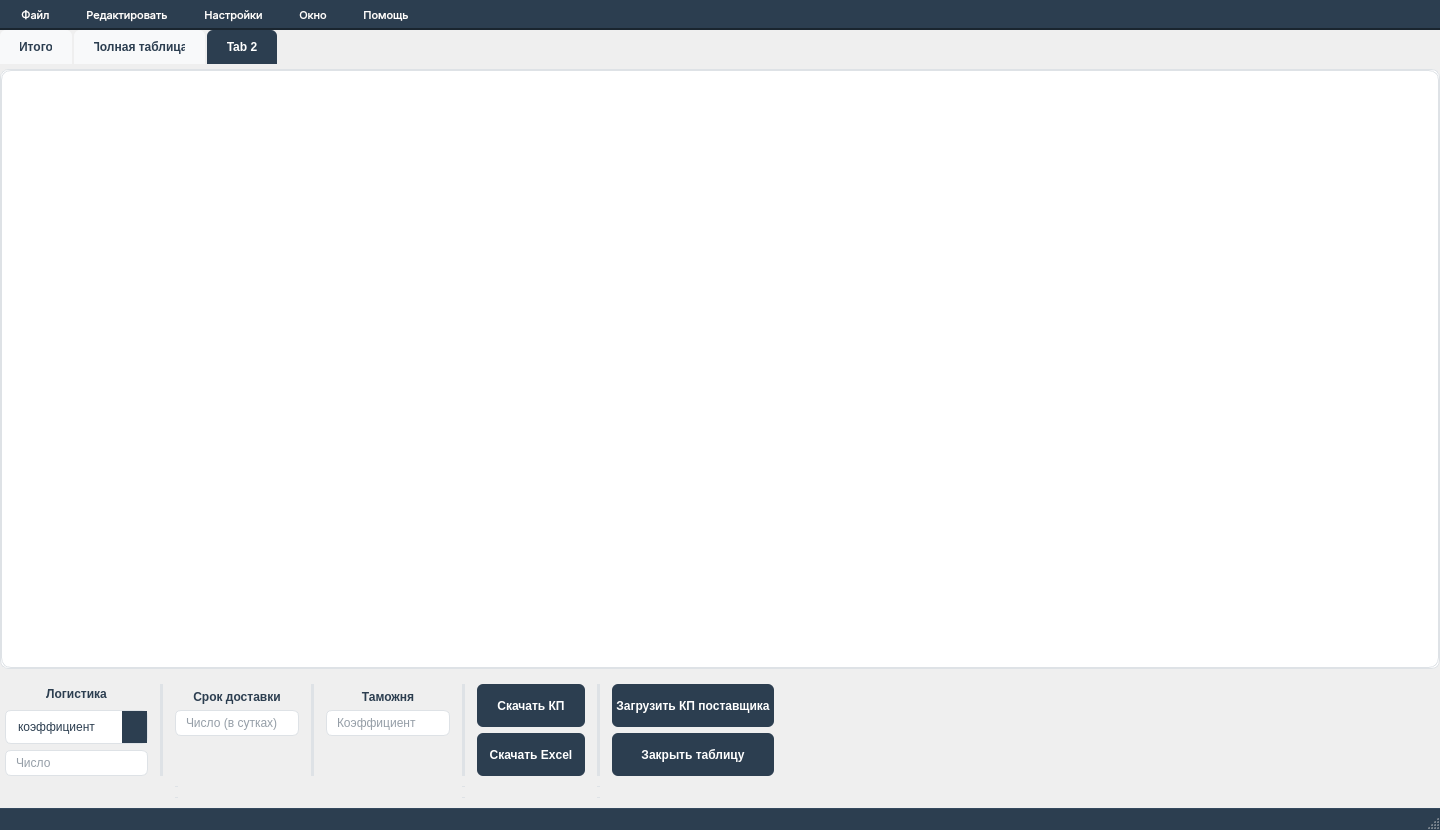
This is ui/mainGui.ui in p4st1/AppForCommercialRequests as Qt 5 draws it before an edit. The edited form follows.
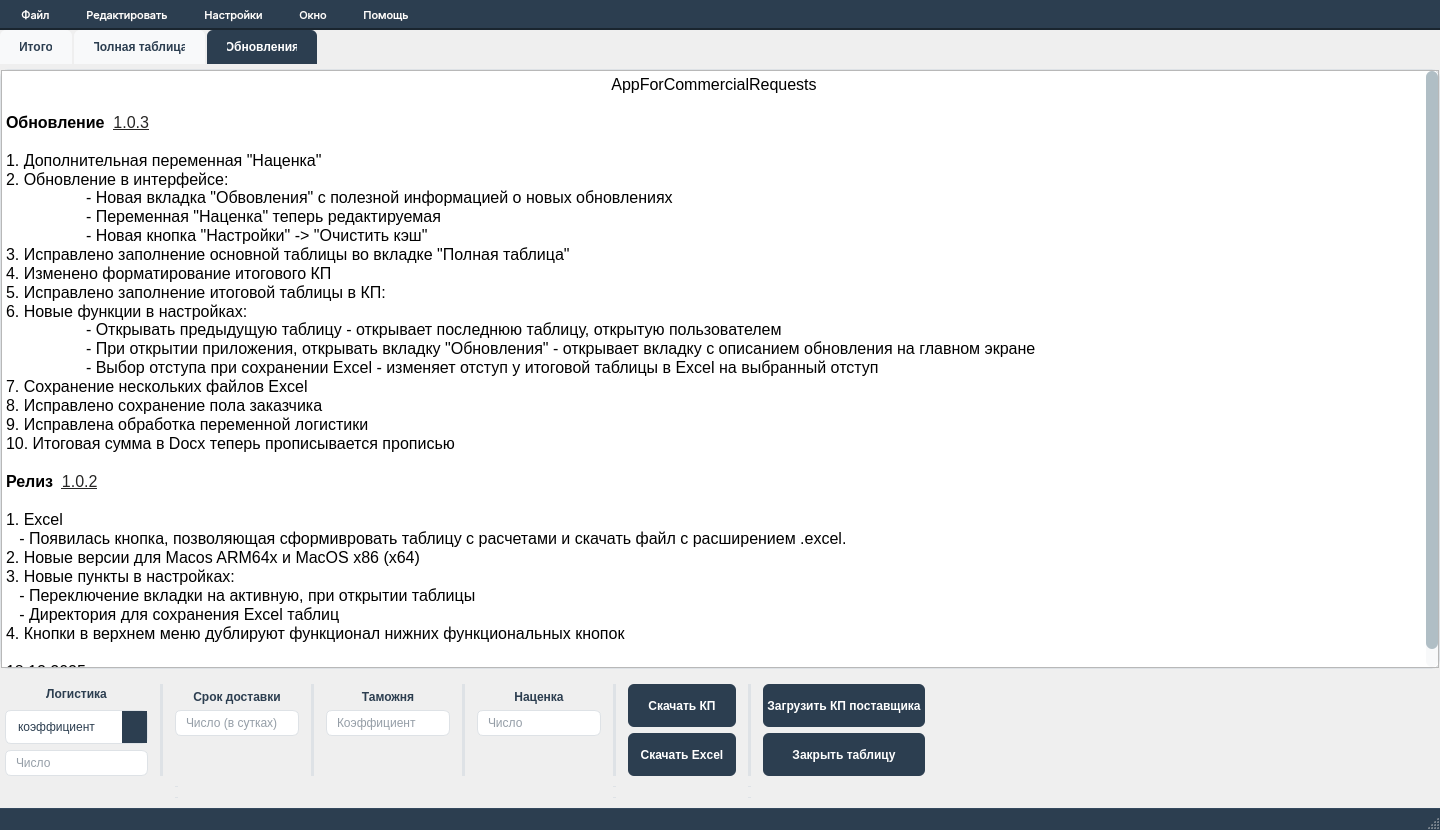
This is the edited form. The open tabs and pages were chosen to show the change. Icons and pictures are not drawn.

Commit message: pre 1.0.3 release

Diff of the .ui file:
```diff
--- a/ui/mainGui.ui
+++ b/ui/mainGui.ui
@@ -988,7 +988,10 @@
        </font>
       </property>
       <property name="currentIndex">
-       <number>1</number>
+       <number>2</number>
+      </property>
+      <property name="tabsClosable">
+       <bool>false</bool>
       </property>
       <widget class="QWidget" name="tab_3">
        <property name="sizePolicy">
@@ -1283,7 +1286,7 @@
         </sizepolicy>
        </property>
        <attribute name="title">
-        <string>Tab 2</string>
+        <string>Обновления</string>
        </attribute>
        <layout class="QVBoxLayout" name="verticalLayout_3">
         <property name="spacing">
@@ -1302,7 +1305,50 @@
          <number>0</number>
         </property>
         <item>
-         <widget class="QTableWidget" name="tableWidget_2"/>
+         <widget class="QTextEdit" name="textUpdates">
+          <property name="readOnly">
+           <bool>true</bool>
+          </property>
+          <property name="html">
+           <string>&lt;!DOCTYPE HTML PUBLIC &quot;-//W3C//DTD HTML 4.0//EN&quot; &quot;http://www.w3.org/TR/REC-html40/strict.dtd&quot;&gt;
+&lt;html&gt;&lt;head&gt;&lt;meta name=&quot;qrichtext&quot; content=&quot;1&quot; /&gt;&lt;meta charset=&quot;utf-8&quot; /&gt;&lt;style type=&quot;text/css&quot;&gt;
+p, li { white-space: pre-wrap; }
+hr { height: 1px; border-width: 0; }
+li.unchecked::marker { content: &quot;\2610&quot;; }
+li.checked::marker { content: &quot;\2612&quot;; }
+&lt;/style&gt;&lt;/head&gt;&lt;body style=&quot; font-family:'Segoe UI'; font-size:9pt; font-weight:400; font-style:normal;&quot;&gt;
+&lt;p align=&quot;center&quot; style=&quot; margin-top:0px; margin-bottom:0px; margin-left:0px; margin-right:0px; -qt-block-indent:0; text-indent:0px;&quot;&gt;&lt;span style=&quot; font-size:12pt;&quot;&gt;AppForCommercialRequests&lt;/span&gt;&lt;/p&gt;
+&lt;p style=&quot;-qt-paragraph-type:empty; margin-top:0px; margin-bottom:0px; margin-left:0px; margin-right:0px; -qt-block-indent:0; text-indent:0px; font-size:12pt;&quot;&gt;&lt;br /&gt;&lt;/p&gt;
+&lt;p style=&quot; margin-top:0px; margin-bottom:0px; margin-left:0px; margin-right:0px; -qt-block-indent:0; text-indent:0px;&quot;&gt;&lt;span style=&quot; font-size:12pt; font-weight:700;&quot;&gt;Обновление  &lt;/span&gt;&lt;a href=&quot;https://github.com/p4st1/AppForCommercialRequests/releases/tag/v1.0.2.30&quot;&gt;&lt;span style=&quot; font-size:12pt; text-decoration: underline; color:#262524;&quot;&gt;1.0.3&lt;/span&gt;&lt;/a&gt;&lt;/p&gt;
+&lt;p style=&quot;-qt-paragraph-type:empty; margin-top:0px; margin-bottom:0px; margin-left:0px; margin-right:0px; -qt-block-indent:0; text-indent:0px; font-size:12pt;&quot;&gt;&lt;br /&gt;&lt;/p&gt;
+&lt;p style=&quot; margin-top:0px; margin-bottom:0px; margin-left:0px; margin-right:0px; -qt-block-indent:0; text-indent:0px;&quot;&gt;&lt;span style=&quot; font-size:12pt;&quot;&gt;1. Дополнительная переменная &amp;quot;Наценка&amp;quot;&lt;/span&gt;&lt;/p&gt;
+&lt;p style=&quot; margin-top:0px; margin-bottom:0px; margin-left:0px; margin-right:0px; -qt-block-indent:0; text-indent:0px;&quot;&gt;&lt;span style=&quot; font-size:12pt;&quot;&gt;2. Обновление в интерфейсе:&lt;br /&gt;	- Новая вкладка &amp;quot;Обвовления&amp;quot; с полезной информацией о новых обновлениях &lt;/span&gt;&lt;/p&gt;
+&lt;p style=&quot; margin-top:0px; margin-bottom:0px; margin-left:0px; margin-right:0px; -qt-block-indent:0; text-indent:0px;&quot;&gt;&lt;span style=&quot; font-size:12pt;&quot;&gt;	- Переменная &amp;quot;Наценка&amp;quot; теперь редактируемая&lt;/span&gt;&lt;/p&gt;
+&lt;p style=&quot; margin-top:0px; margin-bottom:0px; margin-left:0px; margin-right:0px; -qt-block-indent:0; text-indent:0px;&quot;&gt;&lt;span style=&quot; font-size:12pt;&quot;&gt;	- Новая кнопка &amp;quot;Настройки&amp;quot; -&amp;gt; &amp;quot;Очистить кэш&amp;quot;&lt;/span&gt;&lt;/p&gt;
+&lt;p style=&quot; margin-top:0px; margin-bottom:0px; margin-left:0px; margin-right:0px; -qt-block-indent:0; text-indent:0px;&quot;&gt;&lt;span style=&quot; font-size:12pt;&quot;&gt;3. Исправлено заполнение основной таблицы во вкладке &amp;quot;Полная таблица&amp;quot;&lt;/span&gt;&lt;/p&gt;
+&lt;p style=&quot; margin-top:0px; margin-bottom:0px; margin-left:0px; margin-right:0px; -qt-block-indent:0; text-indent:0px;&quot;&gt;&lt;span style=&quot; font-size:12pt;&quot;&gt;4. Изменено форматирование итогового КП&lt;/span&gt;&lt;/p&gt;
+&lt;p style=&quot; margin-top:0px; margin-bottom:0px; margin-left:0px; margin-right:0px; -qt-block-indent:0; text-indent:0px;&quot;&gt;&lt;span style=&quot; font-size:12pt;&quot;&gt;5. Исправлено заполнение итоговой таблицы в КП:&lt;/span&gt;&lt;/p&gt;
+&lt;p style=&quot; margin-top:0px; margin-bottom:0px; margin-left:0px; margin-right:0px; -qt-block-indent:0; text-indent:0px;&quot;&gt;&lt;span style=&quot; font-size:12pt;&quot;&gt;6. Новые функции в настройках:&lt;br /&gt;	- Открывать предыдущую таблицу - открывает последнюю таблицу, открытую пользователем&lt;/span&gt;&lt;/p&gt;
+&lt;p style=&quot; margin-top:0px; margin-bottom:0px; margin-left:0px; margin-right:0px; -qt-block-indent:0; text-indent:0px;&quot;&gt;&lt;span style=&quot; font-size:12pt;&quot;&gt;	- При открытии приложения, открывать вкладку &amp;quot;Обновления&amp;quot; - открывает вкладку с описанием обновления на главном экране&lt;/span&gt;&lt;/p&gt;
+&lt;p style=&quot; margin-top:0px; margin-bottom:0px; margin-left:0px; margin-right:0px; -qt-block-indent:0; text-indent:0px;&quot;&gt;&lt;span style=&quot; font-size:12pt;&quot;&gt;	- Выбор отступа при сохранении Excel - изменяет отступ у итоговой таблицы в Excel на выбранный отступ&lt;/span&gt;&lt;/p&gt;
+&lt;p style=&quot; margin-top:0px; margin-bottom:0px; margin-left:0px; margin-right:0px; -qt-block-indent:0; text-indent:0px;&quot;&gt;&lt;span style=&quot; font-size:12pt;&quot;&gt;7. Сохранение нескольких файлов Excel&lt;/span&gt;&lt;/p&gt;
+&lt;p style=&quot; margin-top:0px; margin-bottom:0px; margin-left:0px; margin-right:0px; -qt-block-indent:0; text-indent:0px;&quot;&gt;&lt;span style=&quot; font-size:12pt;&quot;&gt;8. Исправлено сохранение пола заказчика&lt;/span&gt;&lt;/p&gt;
+&lt;p style=&quot; margin-top:0px; margin-bottom:0px; margin-left:0px; margin-right:0px; -qt-block-indent:0; text-indent:0px;&quot;&gt;&lt;span style=&quot; font-size:12pt;&quot;&gt;9. Исправлена обработка переменной логистики&lt;/span&gt;&lt;/p&gt;
+&lt;p style=&quot; margin-top:0px; margin-bottom:0px; margin-left:0px; margin-right:0px; -qt-block-indent:0; text-indent:0px;&quot;&gt;&lt;span style=&quot; font-size:12pt;&quot;&gt;10. Итоговая сумма в Docx теперь прописывается прописью&lt;/span&gt;&lt;/p&gt;
+&lt;p style=&quot;-qt-paragraph-type:empty; margin-top:0px; margin-bottom:0px; margin-left:0px; margin-right:0px; -qt-block-indent:0; text-indent:0px; font-size:12pt;&quot;&gt;&lt;br /&gt;&lt;/p&gt;
+&lt;p style=&quot; margin-top:0px; margin-bottom:0px; margin-left:0px; margin-right:0px; -qt-block-indent:0; text-indent:0px;&quot;&gt;&lt;span style=&quot; font-size:12pt; font-weight:700;&quot;&gt;Релиз  &lt;/span&gt;&lt;a href=&quot;https://github.com/p4st1/AppForCommercialRequests/releases/tag/v1.0.2.30&quot;&gt;&lt;span style=&quot; font-size:12pt; text-decoration: underline; color:#262524;&quot;&gt;1.0.2&lt;/span&gt;&lt;/a&gt;&lt;/p&gt;
+&lt;p style=&quot;-qt-paragraph-type:empty; margin-top:0px; margin-bottom:0px; margin-left:0px; margin-right:0px; -qt-block-indent:0; text-indent:0px; font-size:12pt;&quot;&gt;&lt;br /&gt;&lt;/p&gt;
+&lt;p style=&quot; margin-top:0px; margin-bottom:0px; margin-left:0px; margin-right:0px; -qt-block-indent:0; text-indent:0px;&quot;&gt;&lt;span style=&quot; font-size:12pt;&quot;&gt;1. Excel&lt;/span&gt;&lt;/p&gt;
+&lt;p style=&quot; margin-top:0px; margin-bottom:0px; margin-left:0px; margin-right:0px; -qt-block-indent:0; text-indent:0px;&quot;&gt;&lt;span style=&quot; font-size:12pt;&quot;&gt;   - Появилась кнопка, позволяющая сформивровать таблицу с расчетами и скачать файл с расширением .excel.&lt;/span&gt;&lt;/p&gt;
+&lt;p style=&quot; margin-top:0px; margin-bottom:0px; margin-left:0px; margin-right:0px; -qt-block-indent:0; text-indent:0px;&quot;&gt;&lt;span style=&quot; font-size:12pt;&quot;&gt;2. Новые версии для Macos ARM64x и MacOS x86 (x64)&lt;/span&gt;&lt;/p&gt;
+&lt;p style=&quot; margin-top:0px; margin-bottom:0px; margin-left:0px; margin-right:0px; -qt-block-indent:0; text-indent:0px;&quot;&gt;&lt;span style=&quot; font-size:12pt;&quot;&gt;3. Новые пункты в настройках:&lt;/span&gt;&lt;/p&gt;
+&lt;p style=&quot; margin-top:0px; margin-bottom:0px; margin-left:0px; margin-right:0px; -qt-block-indent:0; text-indent:0px;&quot;&gt;&lt;span style=&quot; font-size:12pt;&quot;&gt;   - Переключение вкладки на активную, при открытии таблицы&lt;/span&gt;&lt;/p&gt;
+&lt;p style=&quot; margin-top:0px; margin-bottom:0px; margin-left:0px; margin-right:0px; -qt-block-indent:0; text-indent:0px;&quot;&gt;&lt;span style=&quot; font-size:12pt;&quot;&gt;   - Директория для сохранения Excel таблиц&lt;/span&gt;&lt;/p&gt;
+&lt;p style=&quot; margin-top:0px; margin-bottom:0px; margin-left:0px; margin-right:0px; -qt-block-indent:0; text-indent:0px;&quot;&gt;&lt;span style=&quot; font-size:12pt;&quot;&gt;4. Кнопки в верхнем меню дублируют функционал нижних функциональных кнопок&lt;/span&gt;&lt;/p&gt;
+&lt;p style=&quot;-qt-paragraph-type:empty; margin-top:0px; margin-bottom:0px; margin-left:0px; margin-right:0px; -qt-block-indent:0; text-indent:0px; font-size:12pt;&quot;&gt;&lt;br /&gt;&lt;/p&gt;
+&lt;p style=&quot; margin-top:0px; margin-bottom:0px; margin-left:0px; margin-right:0px; -qt-block-indent:0; text-indent:0px;&quot;&gt;&lt;span style=&quot; font-size:12pt;&quot;&gt;18.12.2025&lt;/span&gt;&lt;/p&gt;&lt;/body&gt;&lt;/html&gt;</string>
+          </property>
+         </widget>
         </item>
        </layout>
       </widget>
@@ -1325,22 +1371,7 @@
       <property name="horizontalSpacing">
        <number>12</number>
       </property>
-      <item row="0" column="5">
-       <widget class="Line" name="line_7">
-        <property name="styleSheet">
-         <string notr="true">QFrame {
-    background-color: #dee2e6;
-    border: none;
-    min-height: 1px;
-    max-height: 100px;
-}</string>
-        </property>
-        <property name="orientation">
-         <enum>Qt::Orientation::Vertical</enum>
-        </property>
-       </widget>
-      </item>
-      <item row="0" column="11">
+      <item row="0" column="13">
        <spacer name="horizontalSpacer">
         <property name="font">
          <font>
@@ -1360,7 +1391,22 @@
         </property>
        </spacer>
       </item>
-      <item row="2" column="5">
+      <item row="2" column="2">
+       <widget class="Line" name="line_3">
+        <property name="styleSheet">
+         <string notr="true">QFrame {
+    background-color: #dee2e6;
+    border: none;
+    min-height: 1px;
+    max-height: 100px;
+}</string>
+        </property>
+        <property name="orientation">
+         <enum>Qt::Orientation::Vertical</enum>
+        </property>
+       </widget>
+      </item>
+      <item row="2" column="7">
        <widget class="Line" name="line_6">
         <property name="styleSheet">
          <string notr="true">QFrame {
@@ -1375,88 +1421,23 @@
         </property>
        </widget>
       </item>
-      <item row="0" column="8">
-       <layout class="QVBoxLayout" name="verticalLayout_9">
-        <property name="spacing">
-         <number>6</number>
-        </property>
-        <property name="rightMargin">
-         <number>0</number>
-        </property>
-        <item>
-         <widget class="QPushButton" name="openTableButton">
-          <property name="font">
-           <font>
-            <pointsize>-1</pointsize>
-            <fontweight>DemiBold</fontweight>
-           </font>
-          </property>
-          <property name="styleSheet">
-           <string notr="true">QPushButton {
-    background-color: #2c3e50;
-    color: white;
+      <item row="0" column="3">
+       <widget class="Line" name="line_4">
+        <property name="styleSheet">
+         <string notr="true">QFrame {
+    background-color: #dee2e6;
     border: none;
-    padding: 4px 4px;
-    border-radius: 6px;
-    font-weight: 600;
-    font-size: 12px;
-    min-height: 35px;
-    min-width: 100px;
-}
-
-QPushButton:hover {
-    background-color: #34495e;
-    border: 1px solid #2c3e50;
-}
-
-QPushButton:pressed {
-    background-color: #1a252f;
+    min-height: 1px;
+    max-height: 100px;
 }</string>
-          </property>
-          <property name="text">
-           <string>Загрузить КП поставщика</string>
-          </property>
-         </widget>
-        </item>
-        <item>
-         <widget class="QPushButton" name="closeTableButton">
-          <property name="font">
-           <font>
-            <pointsize>-1</pointsize>
-            <fontweight>DemiBold</fontweight>
-           </font>
-          </property>
-          <property name="styleSheet">
-           <string notr="true">QPushButton {
-    background-color: #2c3e50;
-    color: white;
-    border: none;
-    padding: 4px 4px;
-    border-radius: 6px;
-    font-weight: 600;
-    font-size: 12px;
-    min-height: 35px;
-    min-width: 100px;
-}
-
-QPushButton:hover {
-    background-color: #34495e;
-    border: 1px solid #2c3e50;
-}
-
-QPushButton:pressed {
-    background-color: #1a252f;
-}</string>
-          </property>
-          <property name="text">
-           <string>Закрыть таблицу</string>
-          </property>
-         </widget>
-        </item>
-       </layout>
+        </property>
+        <property name="orientation">
+         <enum>Qt::Orientation::Vertical</enum>
+        </property>
+       </widget>
       </item>
-      <item row="0" column="1">
-       <widget class="Line" name="line1">
+      <item row="1" column="7">
+       <widget class="Line" name="line_5">
         <property name="styleSheet">
          <string notr="true">QFrame {
     background-color: #dee2e6;
@@ -1470,87 +1451,37 @@
         </property>
        </widget>
       </item>
-      <item row="0" column="6">
-       <layout class="QVBoxLayout" name="verticalLayout_8">
-        <property name="spacing">
-         <number>6</number>
+      <item row="1" column="9">
+       <widget class="Line" name="line_8">
+        <property name="styleSheet">
+         <string notr="true">QFrame {
+    background-color: #dee2e6;
+    border: none;
+    min-height: 1px;
+    max-height: 100px;
+}</string>
         </property>
-        <property name="rightMargin">
-         <number>0</number>
+        <property name="orientation">
+         <enum>Qt::Orientation::Vertical</enum>
         </property>
-        <item>
-         <widget class="QPushButton" name="createDocButton">
-          <property name="font">
-           <font>
-            <pointsize>-1</pointsize>
-            <fontweight>DemiBold</fontweight>
-           </font>
-          </property>
-          <property name="styleSheet">
-           <string notr="true">QPushButton {
-    background-color: #2c3e50;
-    color: white;
+       </widget>
+      </item>
+      <item row="2" column="9">
+       <widget class="Line" name="line_9">
+        <property name="styleSheet">
+         <string notr="true">QFrame {
+    background-color: #dee2e6;
     border: none;
-    padding: 4px 4px;
-    border-radius: 6px;
-    font-weight: 600;
-    font-size: 12px;
-    min-height: 35px;
-    min-width: 32px;
-}
-
-QPushButton:hover {
-    background-color: #34495e;
-    border: 1px solid #2c3e50;
-}
-
-QPushButton:pressed {
-    background-color: #1a252f;
+    min-height: 1px;
+    max-height: 100px;
 }</string>
-          </property>
-          <property name="text">
-           <string>Скачать КП</string>
-          </property>
-         </widget>
-        </item>
-        <item>
-         <widget class="QPushButton" name="createExcelButton">
-          <property name="font">
-           <font>
-            <pointsize>-1</pointsize>
-            <fontweight>DemiBold</fontweight>
-           </font>
-          </property>
-          <property name="styleSheet">
-           <string notr="true">QPushButton {
-    background-color: #2c3e50;
-    color: white;
-    border: none;
-    padding: 4px 4px;
-    border-radius: 6px;
-    font-weight: 600;
-    font-size: 12px;
-    min-height: 35px;
-    min-width: 100px;
-}
-
-QPushButton:hover {
-    background-color: #34495e;
-    border: 1px solid #2c3e50;
-}
-
-QPushButton:pressed {
-    background-color: #1a252f;
-}</string>
-          </property>
-          <property name="text">
-           <string>Скачать Excel</string>
-          </property>
-         </widget>
-        </item>
-       </layout>
+        </property>
+        <property name="orientation">
+         <enum>Qt::Orientation::Vertical</enum>
+        </property>
+       </widget>
       </item>
-      <item row="0" column="7">
+      <item row="0" column="9">
        <widget class="Line" name="line_2">
         <property name="styleSheet">
          <string notr="true">QFrame {
@@ -1565,21 +1496,74 @@
         </property>
        </widget>
       </item>
-      <item row="1" column="2">
-       <widget class="Line" name="line">
-        <property name="styleSheet">
-         <string notr="true">/* ===== РАЗДЕЛИТЕЛИ ===== */
-QFrame {
-    background-color: #dee2e6;
-    border: none;
-    min-height: 1px;
-    max-height: 100px;
+      <item row="0" column="6">
+       <layout class="QVBoxLayout" name="verticalLayout_10">
+        <property name="rightMargin">
+         <number>0</number>
+        </property>
+        <item>
+         <widget class="QLabel" name="label_3">
+          <property name="styleSheet">
+           <string notr="true">QLabel {
+	color:  #2c3e50;
+	font-weight: 600;
+	 font-size: 12px;
+}
+</string>
+          </property>
+          <property name="text">
+           <string>Наценка</string>
+          </property>
+          <property name="alignment">
+           <set>Qt::AlignmentFlag::AlignCenter</set>
+          </property>
+         </widget>
+        </item>
+        <item>
+         <widget class="QLineEdit" name="markupLine">
+          <property name="sizePolicy">
+           <sizepolicy hsizetype="Minimum" vsizetype="Fixed">
+            <horstretch>0</horstretch>
+            <verstretch>0</verstretch>
+           </sizepolicy>
+          </property>
+          <property name="styleSheet">
+           <string notr="true">QLineEdit, QComboBox, QDateEdit, QSpinBox, QDoubleSpinBox {
+    background-color: white;
+    border: 1px solid #dee2e6;
+    border-radius: 6px;
+    padding: 4px 8px;
+    font-size: 12px;
+    color: #2c3e50;
+    min-height: 8px;
+    selection-background-color: #e3f2fd;
 }</string>
-        </property>
-        <property name="orientation">
-         <enum>Qt::Orientation::Vertical</enum>
-        </property>
-       </widget>
+          </property>
+          <property name="text">
+           <string/>
+          </property>
+          <property name="placeholderText">
+           <string>Число</string>
+          </property>
+         </widget>
+        </item>
+        <item>
+         <spacer name="verticalSpacer_3">
+          <property name="orientation">
+           <enum>Qt::Orientation::Vertical</enum>
+          </property>
+          <property name="sizeType">
+           <enum>QSizePolicy::Policy::Minimum</enum>
+          </property>
+          <property name="sizeHint" stdset="0">
+           <size>
+            <width>20</width>
+            <height>40</height>
+           </size>
+          </property>
+         </spacer>
+        </item>
+       </layout>
       </item>
       <item row="0" column="0">
        <layout class="QVBoxLayout" name="verticalLayout_5">
@@ -1623,7 +1607,7 @@
          </widget>
         </item>
         <item>
-         <widget class="QComboBox" name="logisiticVar">
+         <widget class="QComboBox" name="logisticVar">
           <property name="sizePolicy">
            <sizepolicy hsizetype="Preferred" vsizetype="Preferred">
             <horstretch>0</horstretch>
@@ -1740,8 +1724,8 @@
         </item>
        </layout>
       </item>
-      <item row="2" column="2">
-       <widget class="Line" name="line_3">
+      <item row="0" column="7">
+       <widget class="Line" name="line_7">
         <property name="styleSheet">
          <string notr="true">QFrame {
     background-color: #dee2e6;
@@ -1847,6 +1831,86 @@
         </item>
        </layout>
       </item>
+      <item row="0" column="10">
+       <layout class="QVBoxLayout" name="verticalLayout_9">
+        <property name="spacing">
+         <number>6</number>
+        </property>
+        <property name="rightMargin">
+         <number>0</number>
+        </property>
+        <item>
+         <widget class="QPushButton" name="openTableButton">
+          <property name="font">
+           <font>
+            <pointsize>-1</pointsize>
+            <fontweight>DemiBold</fontweight>
+           </font>
+          </property>
+          <property name="styleSheet">
+           <string notr="true">QPushButton {
+    background-color: #2c3e50;
+    color: white;
+    border: none;
+    padding: 4px 4px;
+    border-radius: 6px;
+    font-weight: 600;
+    font-size: 12px;
+    min-height: 35px;
+    min-width: 100px;
+}
+
+QPushButton:hover {
+    background-color: #34495e;
+    border: 1px solid #2c3e50;
+}
+
+QPushButton:pressed {
+    background-color: #1a252f;
+}</string>
+          </property>
+          <property name="text">
+           <string>Загрузить КП поставщика</string>
+          </property>
+         </widget>
+        </item>
+        <item>
+         <widget class="QPushButton" name="closeTableButton">
+          <property name="font">
+           <font>
+            <pointsize>-1</pointsize>
+            <fontweight>DemiBold</fontweight>
+           </font>
+          </property>
+          <property name="styleSheet">
+           <string notr="true">QPushButton {
+    background-color: #2c3e50;
+    color: white;
+    border: none;
+    padding: 4px 4px;
+    border-radius: 6px;
+    font-weight: 600;
+    font-size: 12px;
+    min-height: 35px;
+    min-width: 100px;
+}
+
+QPushButton:hover {
+    background-color: #34495e;
+    border: 1px solid #2c3e50;
+}
+
+QPushButton:pressed {
+    background-color: #1a252f;
+}</string>
+          </property>
+          <property name="text">
+           <string>Закрыть таблицу</string>
+          </property>
+         </widget>
+        </item>
+       </layout>
+      </item>
       <item row="0" column="2">
        <layout class="QVBoxLayout" name="verticalLayout_6">
         <property name="topMargin">
@@ -1925,8 +1989,8 @@
         </item>
        </layout>
       </item>
-      <item row="2" column="7">
-       <widget class="Line" name="line_9">
+      <item row="0" column="1">
+       <widget class="Line" name="line1">
         <property name="styleSheet">
          <string notr="true">QFrame {
     background-color: #dee2e6;
@@ -1940,25 +2004,91 @@
         </property>
        </widget>
       </item>
-      <item row="1" column="5">
-       <widget class="Line" name="line_5">
-        <property name="styleSheet">
-         <string notr="true">QFrame {
-    background-color: #dee2e6;
-    border: none;
-    min-height: 1px;
-    max-height: 100px;
-}</string>
+      <item row="0" column="8">
+       <layout class="QVBoxLayout" name="verticalLayout_8">
+        <property name="spacing">
+         <number>6</number>
         </property>
-        <property name="orientation">
-         <enum>Qt::Orientation::Vertical</enum>
+        <property name="rightMargin">
+         <number>0</number>
         </property>
-       </widget>
+        <item>
+         <widget class="QPushButton" name="createDocButton">
+          <property name="font">
+           <font>
+            <pointsize>-1</pointsize>
+            <fontweight>DemiBold</fontweight>
+           </font>
+          </property>
+          <property name="styleSheet">
+           <string notr="true">QPushButton {
+    background-color: #2c3e50;
+    color: white;
+    border: none;
+    padding: 4px 4px;
+    border-radius: 6px;
+    font-weight: 600;
+    font-size: 12px;
+    min-height: 35px;
+    min-width: 32px;
+}
+
+QPushButton:hover {
+    background-color: #34495e;
+    border: 1px solid #2c3e50;
+}
+
+QPushButton:pressed {
+    background-color: #1a252f;
+}</string>
+          </property>
+          <property name="text">
+           <string>Скачать КП</string>
+          </property>
+         </widget>
+        </item>
+        <item>
+         <widget class="QPushButton" name="createExcelButton">
+          <property name="font">
+           <font>
+            <pointsize>-1</pointsize>
+            <fontweight>DemiBold</fontweight>
+           </font>
+          </property>
+          <property name="styleSheet">
+           <string notr="true">QPushButton {
+    background-color: #2c3e50;
+    color: white;
+    border: none;
+    padding: 4px 4px;
+    border-radius: 6px;
+    font-weight: 600;
+    font-size: 12px;
+    min-height: 35px;
+    min-width: 100px;
+}
+
+QPushButton:hover {
+    background-color: #34495e;
+    border: 1px solid #2c3e50;
+}
+
+QPushButton:pressed {
+    background-color: #1a252f;
+}</string>
+          </property>
+          <property name="text">
+           <string>Скачать Excel</string>
+          </property>
+         </widget>
+        </item>
+       </layout>
       </item>
-      <item row="0" column="3">
-       <widget class="Line" name="line_4">
+      <item row="1" column="2">
+       <widget class="Line" name="line">
         <property name="styleSheet">
-         <string notr="true">QFrame {
+         <string notr="true">/* ===== РАЗДЕЛИТЕЛИ ===== */
+QFrame {
     background-color: #dee2e6;
     border: none;
     min-height: 1px;
@@ -1970,8 +2100,8 @@
         </property>
        </widget>
       </item>
-      <item row="1" column="7">
-       <widget class="Line" name="line_8">
+      <item row="0" column="5">
+       <widget class="Line" name="line_10">
         <property name="styleSheet">
          <string notr="true">QFrame {
     background-color: #dee2e6;
@@ -2058,6 +2188,7 @@
     <addaction name="importMenuButton"/>
     <addaction name="separator"/>
     <addaction name="settingsMenuButton"/>
+    <addaction name="clearCacheMenuButton"/>
    </widget>
    <widget class="QMenu" name="WindowMenu">
     <property name="font">
@@ -2196,6 +2327,11 @@
     <string>О программе</string>
    </property>
   </action>
+  <action name="clearCacheMenuButton">
+   <property name="text">
+    <string>Очистить кэш</string>
+   </property>
+  </action>
  </widget>
  <resources/>
  <connections/>
```
The commit also changes 20 other files.
